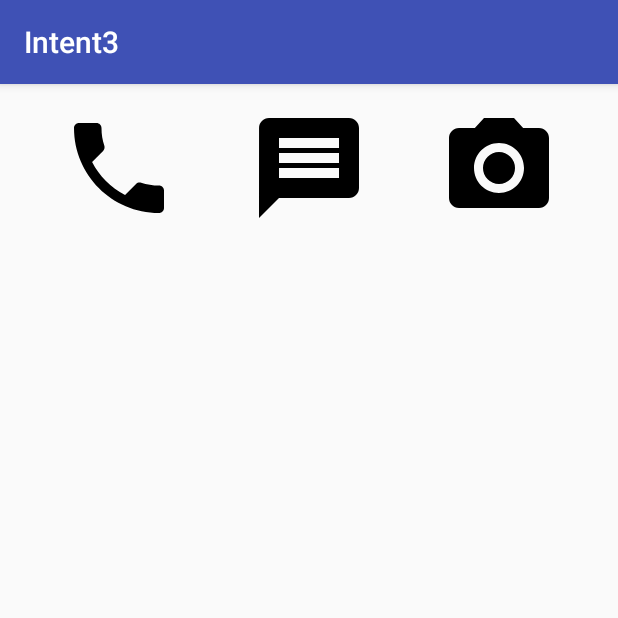
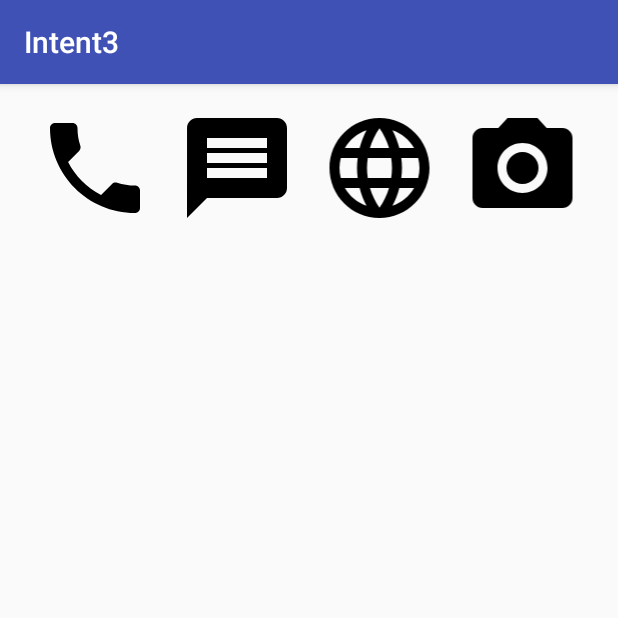
Before and after one commit to Nikeayu/Intent3, an Android app: the screen it shows after launch (MainActivity), on a phone screen of 412 x 824 dp, the top half of it. Run offline under Robolectric (Android 15) with nearby library versions, the phone set to English and light mode, and no system bars.

```diff
--- a/app/src/main/res/layout/activity_main.xml
+++ b/app/src/main/res/layout/activity_main.xml
@@ -27,6 +27,13 @@
         app:srcCompat="@drawable/ic_message_black_24dp" />
 
     <ImageView
+        android:id="@+id/imageViewBrowser"
+        android:layout_width="80dp"
+        android:layout_height="80dp"
+        android:layout_weight="1"
+        app:srcCompat="@drawable/ic_language_black_24dp" />
+
+    <ImageView
         android:id="@+id/imageViewCamera"
         android:layout_width="80dp"
         android:layout_height="80dp"
```
Also changed, not shown: app/src/main/java/id/sch/smktelkom_mlg/learn/intent3/MainActivity.java (+16 -0 lines).
